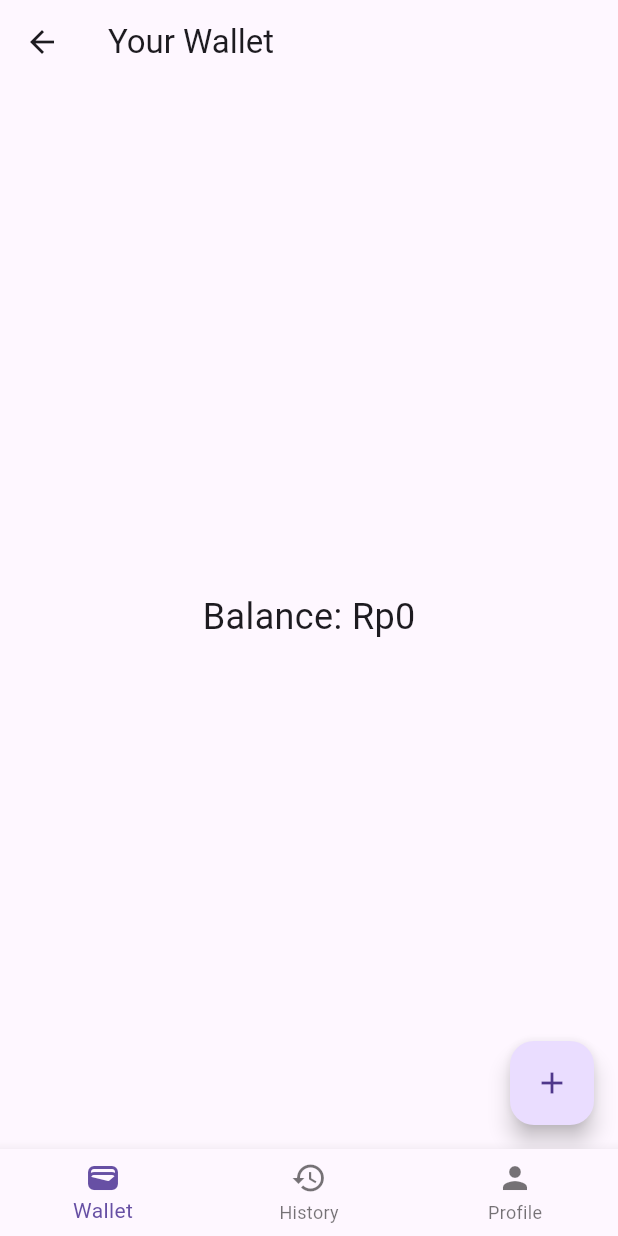
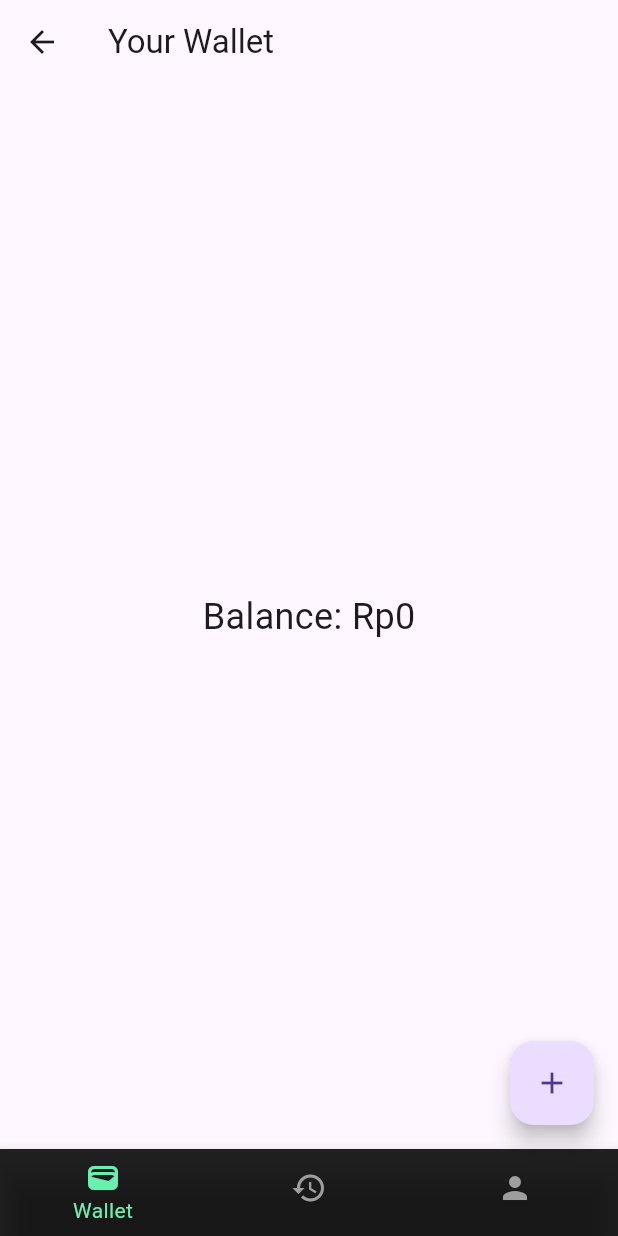
Before and after one commit to Nandra-png/renpouch, a Flutter app: the screen it shows after launch, after a tap on "Go to Home", on a phone screen of 412 x 824 dp. Run offline on Flutter 3.47's test engine with Material 3 defaults, Android fonts, the light colour scheme and no system bars; our stand-ins replace get.

Commit message:
fix bug history

```diff
--- a/lib/screens/history_screen.dart
+++ b/lib/screens/history_screen.dart
@@ -40,7 +40,7 @@ class HistoryScreen extends StatelessWidget {
                         _showTransactionDetails(context, transaction);
                       },
                       child: Card(
-                        color: Colors.grey[850], // Card background color
+                        color: Colors.grey[850],
                         shape: RoundedRectangleBorder(
                           borderRadius: BorderRadius.circular(15),
                         ),
@@ -48,7 +48,7 @@ class HistoryScreen extends StatelessWidget {
                         margin: EdgeInsets.symmetric(vertical: 10),
                         child: ListTile(
                           leading: CircleAvatar(
-                            backgroundColor: isDeposit ? Colors.green : Colors.red, // Avatar color
+                            backgroundColor: isDeposit ? Colors.green : Colors.red,
                             child: Icon(
                               isDeposit ? Icons.arrow_upward : Icons.arrow_downward,
                               color: Colors.white, // Icon color
--- a/lib/screens/home_screen.dart
+++ b/lib/screens/home_screen.dart
@@ -18,12 +18,25 @@ class HomeScreen extends StatelessWidget {
     return Scaffold(
       body: Obx(() => screens[currentIndex.value]),
       bottomNavigationBar: Obx(() => BottomNavigationBar(
+        backgroundColor: Colors.black87, // Background color for the bottom bar
         currentIndex: currentIndex.value,
         onTap: (index) => currentIndex.value = index,
+        selectedItemColor: Colors.greenAccent, // Highlight color for the selected item
+        unselectedItemColor: Colors.grey, // Color for unselected items
+        showUnselectedLabels: false, // Hide labels for unselected items
         items: [
-          BottomNavigationBarItem(icon: Icon(Icons.wallet), label: 'Wallet'),
-          BottomNavigationBarItem(icon: Icon(Icons.history_sharp), label: 'History'),
-          BottomNavigationBarItem(icon: Icon(Icons.person), label: 'Profile'),
+          BottomNavigationBarItem(
+            icon: Icon(Icons.wallet),
+            label: 'Wallet',
+          ),
+          BottomNavigationBarItem(
+            icon: Icon(Icons.history_sharp),
+            label: 'History',
+          ),
+          BottomNavigationBarItem(
+            icon: Icon(Icons.person),
+            label: 'Profile',
+          ),
         ],
       )),
     );
--- a/lib/screens/login_page.dart
+++ b/lib/screens/login_page.dart
@@ -11,7 +11,7 @@ class LoginScreen extends StatelessWidget {
         child: Column(
           mainAxisAlignment: MainAxisAlignment.center,
           children: [
-            Image.asset('assets/wallet.png'), // Add logo in assets
+            Image.asset('assets/wallet.png'),
             SizedBox(height: 20),
             Text(
               'REPOUCH',
```
